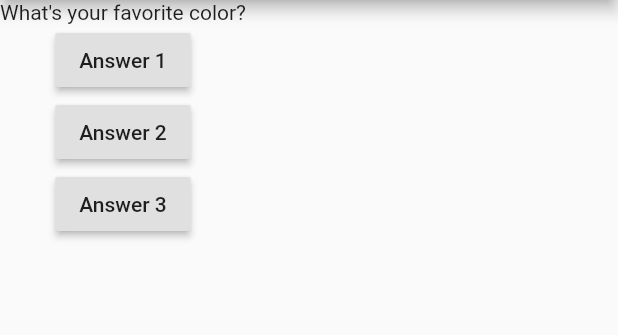
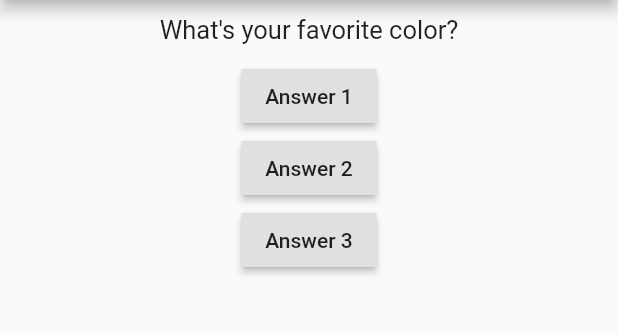
Before and after one commit to HemantSrivastava01/First-app, a Flutter app: the screen it shows after launch, on a phone screen of 412 x 824 dp, the part 84-419 px from its top. Run offline on Flutter 3.47's test engine with Material 2 defaults, Android fonts, the phone set to English and light mode, and no system bars.

Commit message:
Styling via container

```diff
--- a/lib/question.dart
+++ b/lib/question.dart
@@ -1,10 +1,18 @@
 import 'package:flutter/material.dart';
 
 class Question extends StatelessWidget {
-  String questionText;
+  final String questionText;
   Question(this.questionText);
   @override
   Widget build(BuildContext context) {
-    return Text(questionText);
+    return Container(
+      width: double.infinity,
+      margin: EdgeInsets.all(10),
+      child: Text(
+        questionText,
+        style: TextStyle(fontSize: 17),
+        textAlign: TextAlign.center,
+      ),
+    );
   }
 }
```
